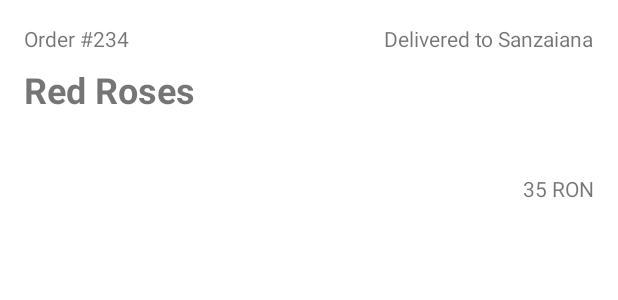
After one commit to vdrares/FlowerOrders, an Android app: the layout activity_order_details.xml on its own in the app's theme, with its tools: preview values and no code run, on a phone screen of 412 x 824 dp. The commit adds this screen. Shown: the top 300 px of the screen. Run offline under Robolectric (Android 15) with nearby library versions, the phone set to English and light mode, and no system bars; network calls fail.

Commit message:
Navigate to Order Details

```diff
--- a/app/src/main/AndroidManifest.xml
+++ b/app/src/main/AndroidManifest.xml
@@ -12,6 +12,7 @@
         android:supportsRtl="true"
         android:theme="@style/AppTheme"
         android:usesCleartextTraffic="true">
+        <activity android:name=".view.OrderDetailsActivity" />
         <activity android:name=".view.OrdersActivity">
             <intent-filter>
                 <action android:name="android.intent.action.MAIN" />
--- a/app/src/main/java/com/vrares/flowerorders/model/models/Order.kt
+++ b/app/src/main/java/com/vrares/flowerorders/model/models/Order.kt
@@ -1,3 +1,5 @@
 package com.vrares.flowerorders.model.models
 
-data class Order(val id: Int, val price: Int, val description: String, val deliver_to: String)
+import java.io.Serializable
+
+data class Order(val id: Int, val price: Int, val description: String, val deliver_to: String) : Serializable
--- a/app/src/main/java/com/vrares/flowerorders/view/OrdersAdapter.kt
+++ b/app/src/main/java/com/vrares/flowerorders/view/OrdersAdapter.kt
@@ -8,7 +8,10 @@ import com.vrares.flowerorders.R
 import com.vrares.flowerorders.databinding.ItemOrderBinding
 import com.vrares.flowerorders.model.models.Order
 
-class OrdersAdapter(private val orders: List<Order>) :
+class OrdersAdapter(
+    private val orders: List<Order>,
+    private val orderClickListener: OnOrderClickListener
+) :
     RecyclerView.Adapter<OrdersAdapter.ViewHolder>() {
 
     override fun onCreateViewHolder(parent: ViewGroup, viewType: Int): ViewHolder = ViewHolder(
@@ -30,6 +33,7 @@ class OrdersAdapter(private val orders: List<Order>) :
         RecyclerView.ViewHolder(binding.root) {
         fun bind(order: Order) {
             binding.order = order
+            binding.clickListener = orderClickListener
             binding.executePendingBindings()
         }
     }
--- /dev/null
+++ b/app/src/main/res/layout/activity_order_details.xml
@@ -0,0 +1,60 @@
+<?xml version="1.0" encoding="utf-8"?>
+<layout xmlns:android="http://schemas.android.com/apk/res/android"
+    xmlns:app="http://schemas.android.com/apk/res-auto"
+    xmlns:tools="http://schemas.android.com/tools">
+
+    <data>
+
+        <variable
+            name="order"
+            type="com.vrares.flowerorders.model.models.Order" />
+    </data>
+
+    <androidx.constraintlayout.widget.ConstraintLayout
+        android:layout_width="match_parent"
+        android:layout_height="match_parent"
+        android:padding="16dp"
+        tools:context=".view.OrderDetailsActivity">
+
+        <TextView
+            android:id="@+id/order_number"
+            android:layout_width="wrap_content"
+            android:layout_height="wrap_content"
+            android:text="@{String.format(@string/order_id, order.id)}"
+            app:layout_constraintStart_toStartOf="parent"
+            app:layout_constraintTop_toTopOf="parent"
+            tools:text="Order #234" />
+
+        <TextView
+            android:id="@+id/order_description"
+            android:layout_width="wrap_content"
+            android:layout_height="wrap_content"
+            android:layout_marginTop="8dp"
+            android:text="@{order.description}"
+            android:textSize="24dp"
+            android:textStyle="bold"
+            app:layout_constraintStart_toStartOf="parent"
+            app:layout_constraintTop_toBottomOf="@id/order_number"
+            tools:text="Red Roses" />
+
+        <TextView
+            android:id="@+id/delivered_to"
+            android:layout_width="wrap_content"
+            android:layout_height="wrap_content"
+            android:text="@{String.format(@string/deliver_to, order.deliver_to)}"
+            app:layout_constraintEnd_toEndOf="parent"
+            app:layout_constraintTop_toTopOf="parent"
+            tools:text="Delivered to Sanzaiana" />
+
+        <TextView
+            android:id="@+id/price"
+            android:layout_width="wrap_content"
+            android:layout_height="wrap_content"
+            android:layout_marginTop="40dp"
+            android:text="@{String.format(@string/price, order.price)}"
+            app:layout_constraintEnd_toEndOf="parent"
+            app:layout_constraintTop_toBottomOf="@id/order_description"
+            tools:text="35 RON" />
+
+    </androidx.constraintlayout.widget.ConstraintLayout>
+</layout>
--- a/app/src/main/res/values/strings.xml
+++ b/app/src/main/res/values/strings.xml
@@ -1,5 +1,6 @@
 <resources>
     <string name="app_name">FlowerOrders</string>
     <string name="order_id">Order #%d</string>
-    <string name="price">#%dRON</string>
+    <string name="deliver_to">Deliver to %s</string>
+    <string name="price">%d RON</string>
 </resources>
```
Also changed, not shown: app/src/main/java/com/vrares/flowerorders/view/OnOrderClickListener.kt (added, +7 -0 lines), app/src/main/java/com/vrares/flowerorders/view/OrderDetailsActivity.kt (added, +21 -0 lines), app/src/main/java/com/vrares/flowerorders/view/OrdersActivity.kt (+15 -2 lines), app/src/main/java/com/vrares/flowerorders/viewmodel/OrdersViewModel.kt (+12 -12 lines), app/src/main/res/layout/item_order.xml (+4 -3 lines).
